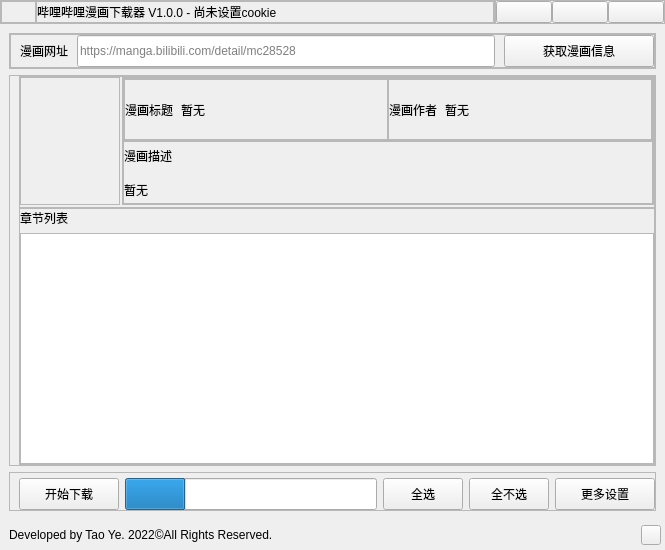
MOMOYATW/bilibili_manga_downloader, file src/ui/template.ui: the form before one commit.
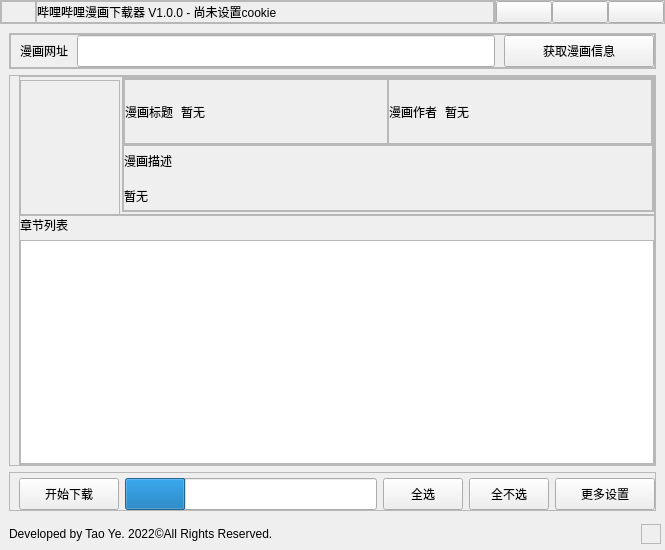
The form after the commit. Icons and pictures are not drawn.

Commit message: use sizegrip replace cursor

Patch:
```diff
--- a/src/ui/template.ui
+++ b/src/ui/template.ui
@@ -478,7 +478,7 @@
                    <string/>
                   </property>
                   <property name="placeholderText">
-                   <string>https://manga.bilibili.com/detail/mc28528</string>
+                   <string/>
                   </property>
                  </widget>
                 </item>
@@ -575,7 +575,7 @@
                   <property name="minimumSize">
                    <size>
                     <width>100</width>
-                    <height>128</height>
+                    <height>135</height>
                    </size>
                   </property>
                   <property name="maximumSize">
@@ -1148,9 +1148,6 @@
           <property name="spacing">
            <number>0</number>
           </property>
-          <property name="leftMargin">
-           <number>9</number>
-          </property>
           <property name="topMargin">
            <number>0</number>
           </property>
@@ -1158,7 +1155,7 @@
            <number>4</number>
           </property>
           <property name="bottomMargin">
-           <number>0</number>
+           <number>2</number>
           </property>
           <item>
            <widget class="QLabel" name="copyright">
@@ -1174,20 +1171,55 @@
            </widget>
           </item>
           <item>
-           <widget class="QPushButton" name="adjustBtn">
+           <widget class="QFrame" name="sizegrip">
+            <property name="minimumSize">
+             <size>
+              <width>20</width>
+              <height>20</height>
+             </size>
+            </property>
             <property name="maximumSize">
              <size>
               <width>20</width>
               <height>20</height>
              </size>
             </property>
-            <property name="text">
-             <string/>
+            <property name="frameShape">
+             <enum>QFrame::StyledPanel</enum>
             </property>
-            <property name="icon">
-             <iconset resource="sources.qrc">
-              <normaloff>:/imgs/imgs/scale.png</normaloff>:/imgs/imgs/scale.png</iconset>
+            <property name="frameShadow">
+             <enum>QFrame::Raised</enum>
             </property>
+            <layout class="QVBoxLayout" name="verticalLayout_9">
+             <property name="spacing">
+              <number>0</number>
+             </property>
+             <property name="leftMargin">
+              <number>0</number>
+             </property>
+             <property name="topMargin">
+              <number>0</number>
+             </property>
+             <property name="rightMargin">
+              <number>0</number>
+             </property>
+             <property name="bottomMargin">
+              <number>0</number>
+             </property>
+             <item>
+              <widget class="QLabel" name="grip_icon">
+               <property name="text">
+                <string/>
+               </property>
+               <property name="pixmap">
+                <pixmap resource="sources.qrc">:/imgs/imgs/scale.png</pixmap>
+               </property>
+               <property name="scaledContents">
+                <bool>true</bool>
+               </property>
+              </widget>
+             </item>
+            </layout>
            </widget>
           </item>
          </layout>
```
Left out of the diff: 2 changed lines with no effect on the pictures. The commit also changes 4 other files.
